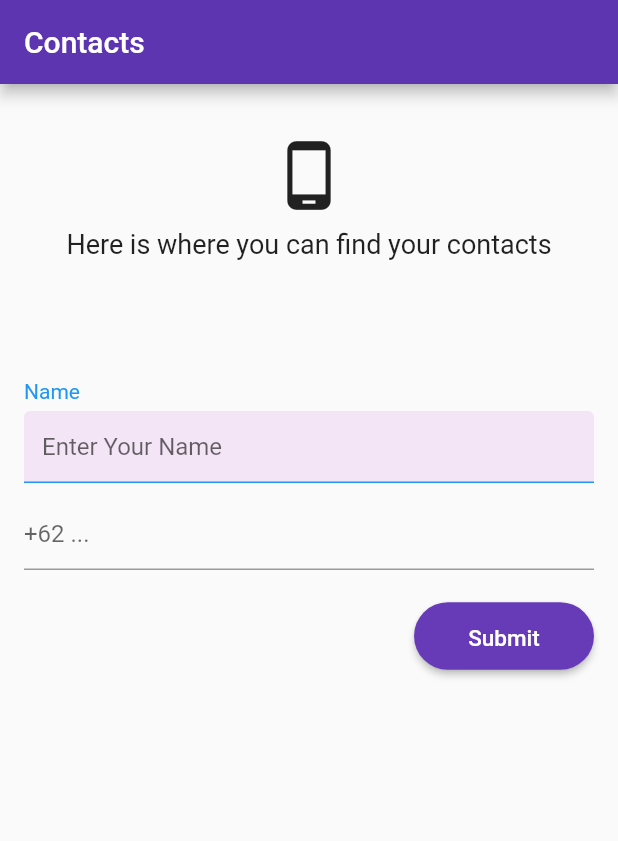
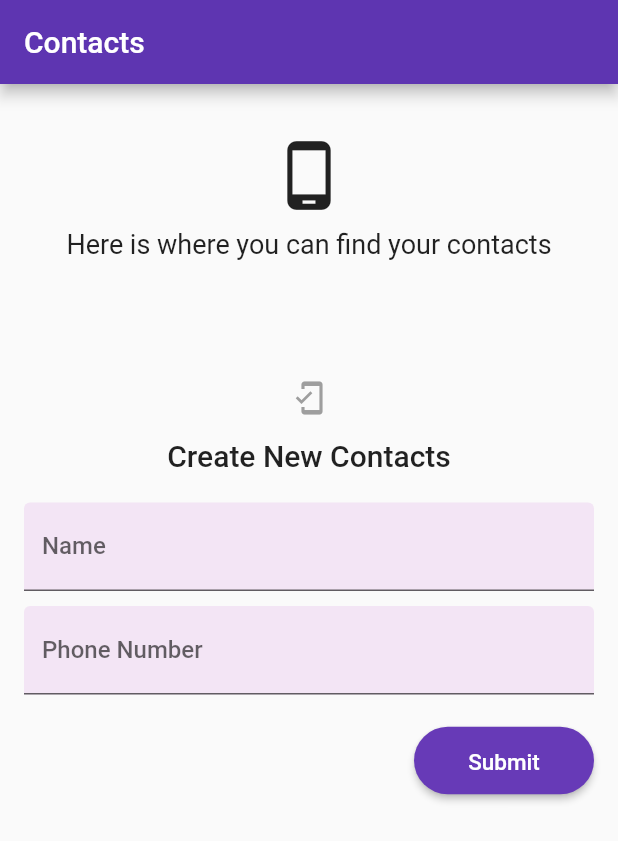
Before and after one commit to S69n250w/flutter_David-Christian-Hui, a Flutter app: the screen it shows after launch, on a phone screen of 412 x 824 dp. Shown: the top 841 px of the screen. Run offline on Flutter 3.47's test engine with Material 2 defaults, Android fonts, the phone set to English and light mode, and no system bars; our stand-ins replace dio, google_fonts.

Commit message:
Update tugas Flutter Form
mengumpulkan tugas tentang Flutter Form

```diff
--- a/13_Flutter Form/praktikum/soal_prioritas_1/lib/main.dart
+++ b/13_Flutter Form/praktikum/soal_prioritas_1/lib/main.dart
@@ -42,7 +42,7 @@ class _ContactsPageState extends State<ContactsPage> {
       body: SingleChildScrollView(
         padding: EdgeInsets.all(16.0),
         child: Column(
-          mainAxisAlignment: MainAxisAlignment.start,
+          crossAxisAlignment: CrossAxisAlignment.start,
           children: <Widget>[
             SizedBox(height: 20),
             Align(
@@ -67,53 +67,37 @@ class _ContactsPageState extends State<ContactsPage> {
               child: Column(
                 crossAxisAlignment: CrossAxisAlignment.start,
                 children: <Widget>[
-                  Column(
-                    crossAxisAlignment: CrossAxisAlignment.start,
+                  Align(
+                    alignment: Alignment.center,
+                    child: Column(
                       children: [
-                      Text(
-                        'Name',
-                        style: TextStyle(color: Colors.blue),
+                        Icon(
+                          Icons.mobile_friendly,
+                          color: Colors.grey,
                         ),
-                      SizedBox(height: 5),
-                  // Align(
-                  //   alignment: Alignment.center,
-                  //   child: Column(
-                  //     children: [
-                  //       Icon(
-                  //         Icons.mobile_friendly,
-                  //         color: Colors.grey,
-                  //       ),
-                  //       SizedBox(height: 15),
-                  //       Title(
-                  //         color: Colors.black,
-                  //         child: Text(
-                  //           "Create New Contacts",
-                  //           style: TextStyle(
-                  //             fontSize: 20,
-                  //             fontWeight: FontWeight.w500
-                  //           ),
-                  //         )
-                  //       )
-                  //     ],
-                  //   ),
-                  // ),
-                  // SizedBox(height: 20),
+                        SizedBox(height: 15),
+                        Title(
+                          color: Colors.black,
+                          child: Text(
+                            "Create New Contacts",
+                            style: TextStyle(
+                              fontSize: 20,
+                              fontWeight: FontWeight.w500
+                            ),
+                          )
+                        )
+                      ],
+                    ),
+                  ),
+                  SizedBox(height: 20),
                   TextFormField(
-                        // controller: _nameController,
+                    controller: _nameController,
                     decoration: InputDecoration(
-                          hintText: 'Enter Your Name',
-                          // labelText: 'Name',
+                      labelText: 'Name',
                       fillColor: Colors.purple[50],
                       filled: true,
                       labelStyle: TextStyle(
                         fontWeight: FontWeight.w500,
-                            color: Colors.green
-                          ),
-                          focusedBorder: UnderlineInputBorder(
-                            borderSide: BorderSide(color: Colors.grey)
-                          ),
-                          enabledBorder: UnderlineInputBorder(
-                            borderSide: BorderSide(color: Colors.blue)
                       ),
                     ),
                     validator: (value) {
@@ -122,26 +106,17 @@ class _ContactsPageState extends State<ContactsPage> {
                       }
                       return null;
                     },
-                        // onChanged: (value) {
-                        //   setState(() {
-                        //     _name= value;
-                        //   });
-                        // },
                   ),
-                    ],
-                  ),
-                    // validator: (value) {
-                    //   if (value == null || value.isEmpty) {
-                    //     return 'Please enter some text';
-                    //   }
-                    //   return null;
-                    // },
                   SizedBox(height: 10),
                   TextFormField(
                     controller: _phoneController,
                     decoration: InputDecoration(
-                      // labelText: 'Phone Number',
-                      hintText: '+62 ...'
+                      labelText: 'Phone Number',
+                      fillColor: Colors.purple[50],
+                      filled: true,
+                      labelStyle: TextStyle(
+                        fontWeight: FontWeight.w500
+                      )
                     ),
                     validator: (value) {
                       if (value == null || value.isEmpty) {
@@ -151,16 +126,13 @@ class _ContactsPageState extends State<ContactsPage> {
                     },
                   ),
                   SizedBox(height: 20),
-                  Align(
+                  Container(
                     alignment: Alignment.centerRight,
                     child: ElevatedButton(
                       onPressed: () {
                         if (_formKey.currentState!.validate()) {
                           // Tambahkan dari formulir ke dalam daftar kontak
-                          contacts.add({
-                            'title': _nameController.text,
-                            'subtitle': _phoneController.text
-                          });
+                          contacts.add({'title': _nameController.text,'subtitle': _phoneController.text});
 
                           // Tampilkan data kontak di console
                           print(contacts);
@@ -203,19 +175,5 @@ class _ContactsPageState extends State<ContactsPage> {
         ),
       ),
     );
-
-
-    //                             ],
-    //           ),
-    //             ],
-    //           ),
-    //         ),
-    //         ),
-    //       // ],
-    //       // );
-    //       ],
-    //     ),
-    //   ),
-    // );
   }
 }
```
Lines whose indentation alone changed are shown as unchanged.
